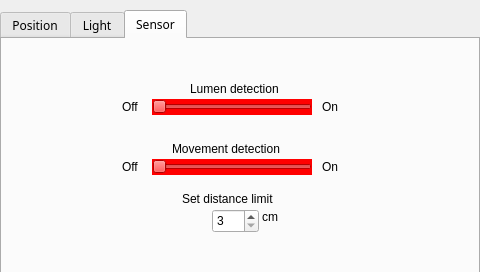
First picture: the form in DevKit/Semesterprojekt3/display.ui, repository VictorBusk/E3PRJ3-Gruppe1, before the edit.
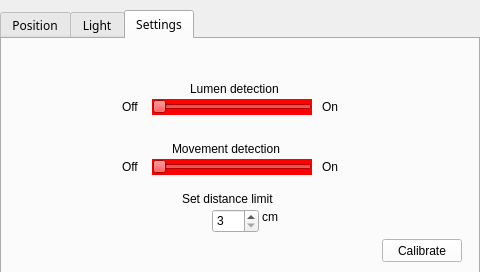
Second picture: the form after the edit. The open tabs and pages were chosen to show the change.

Commit message: Update settings tab

```diff
--- a/DevKit/Semesterprojekt3/display.ui
+++ b/DevKit/Semesterprojekt3/display.ui
@@ -846,7 +846,7 @@
    </widget>
    <widget class="QWidget" name="tab_3">
     <attribute name="title">
-     <string>Sensor</string>
+     <string>Settings</string>
     </attribute>
     <widget class="QSlider" name="lumenSlider">
      <property name="geometry">
@@ -1006,6 +1006,22 @@
       <string>cm</string>
      </property>
     </widget>
+    <widget class="QPushButton" name="calButton">
+     <property name="geometry">
+      <rect>
+       <x>380</x>
+       <y>200</y>
+       <width>80</width>
+       <height>23</height>
+      </rect>
+     </property>
+     <property name="styleSheet">
+      <string notr="true">background-color: rgb(255, 255, 255);</string>
+     </property>
+     <property name="text">
+      <string>Calibrate</string>
+     </property>
+    </widget>
    </widget>
   </widget>
  </widget>
```
Left out of the diff: 6 changed lines with no effect on the pictures. The commit also changes 5 other files.
